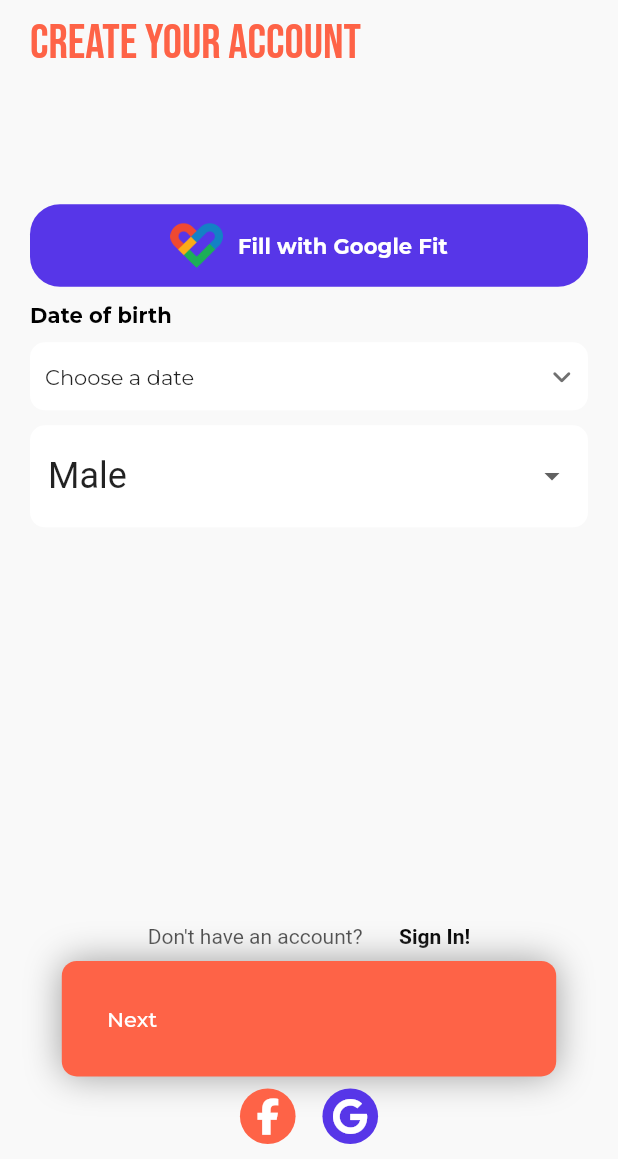
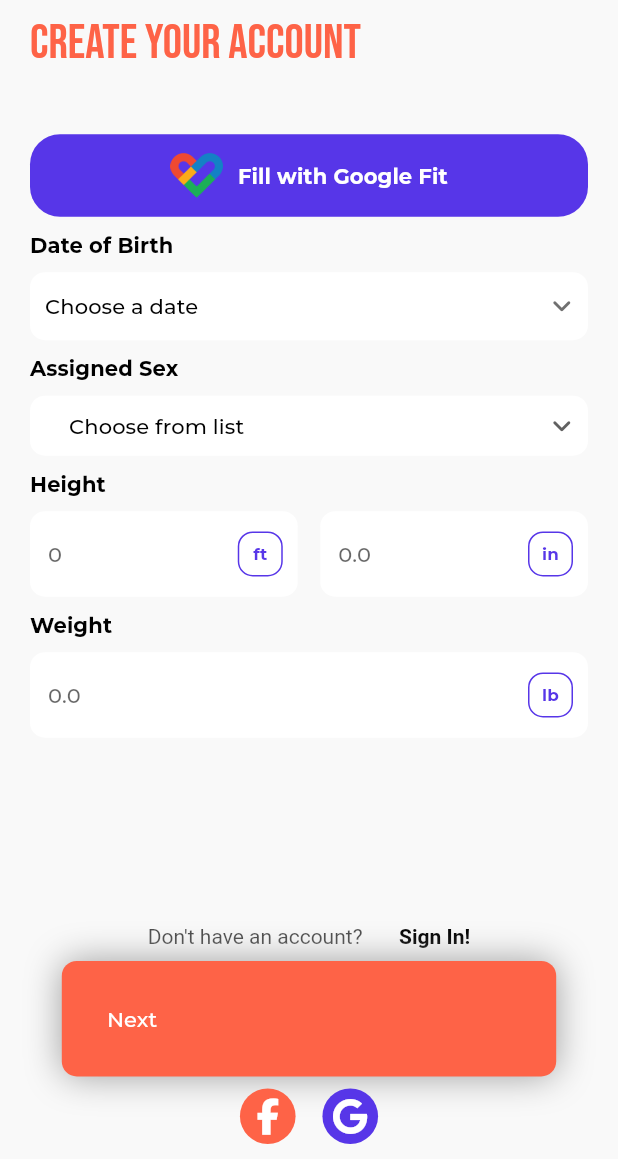
Before and after one commit to ColtonDevAcc/fitstack_app, a Flutter app: the SignUp_Page screen opened by its route, on a phone screen of 412 x 824 dp, the part 77-1236 px from its top. Run offline on Flutter 3.47's test engine with Material 2 defaults, Android fonts, the light colour scheme and no system bars; drawn by our look-alikes of dropdown_button2; our stand-ins replace auto_route, bloc, dot_navigation_bar, email_validator, equatable, firebase_analytics and 14 more; missing offline and left inert: device_info_plus_web, firebase_analytics_web, firebase_auth_web, firebase_core_web, firebase_performance_web, firebase_remote_config_web and 5 more; accounts and stored records are empty; network calls fail; statements that could not run were skipped.

Commit message:
fixed fill with health button

```diff
--- a/lib/presentation/signup/cubit/signup_cubit.dart
+++ b/lib/presentation/signup/cubit/signup_cubit.dart
@@ -59,13 +59,14 @@ class SignupCubit extends Cubit<SignupState> {
     );
   }
 
-  void healthDataChanged() async {
+  void healthDataChanged(List<HealthDataType>? healthDataTypeList) async {
     HealthFactory health = HealthFactory();
     List<HealthDataPoint> healthDataList = [];
     final now = DateTime.now();
     final yesterday = now.subtract(Duration(days: 1));
 
-    final types = [
+    final types = healthDataTypeList ??
+        [
           HealthDataType.STEPS,
           HealthDataType.BLOOD_GLUCOSE,
           HealthDataType.ACTIVE_ENERGY_BURNED,
@@ -84,22 +85,10 @@ class SignupCubit extends Cubit<SignupState> {
           HealthDataType.SLEEP_IN_BED,
         ];
 
-    final permissions = [
-      HealthDataAccess.READ_WRITE,
-      HealthDataAccess.READ_WRITE,
-      HealthDataAccess.READ_WRITE,
-      HealthDataAccess.READ_WRITE,
-      HealthDataAccess.READ_WRITE,
-      HealthDataAccess.READ_WRITE,
-      HealthDataAccess.READ_WRITE,
-      HealthDataAccess.READ_WRITE,
-      HealthDataAccess.READ_WRITE,
-      HealthDataAccess.READ_WRITE,
-      HealthDataAccess.READ_WRITE,
-      HealthDataAccess.READ_WRITE,
-      HealthDataAccess.READ_WRITE,
-      HealthDataAccess.READ_WRITE,
-    ];
+    List<HealthDataAccess> permissions = [];
+    types.forEach((element) {
+      permissions.add(HealthDataAccess.READ_WRITE);
+    });
 
     // The location permission is requested for Workouts using the Distance information.
     // await Permission.activityRecognition.request();
@@ -115,11 +104,26 @@ class SignupCubit extends Cubit<SignupState> {
             await health.getHealthDataFromTypes(yesterday, now, types);
         // save all the new data points (only the first 100)
         healthDataList.addAll((healthData.length < 100) ? healthData : healthData.sublist(0, 100));
-
         healthDataList = HealthFactory.removeDuplicates(healthDataList);
 
+        HealthDataPoint? healthDataWeight =
+            healthDataList.firstWhere((element) => element.type == HealthDataType.WEIGHT);
+        HealthDataPoint? healthDataHeight =
+            healthDataList.firstWhere((element) => element.type == HealthDataType.HEIGHT);
+
+        var height = double.tryParse(healthDataHeight.value.toString())! * 39.37007874;
+        var heightFt = (height / 12).floor();
+        var heightInch = (height % 12).round().toDouble();
+        var weight =
+            (double.tryParse(healthDataWeight.value.toString())! * 2.20462262185).roundToDouble();
+
         emit(
-          state.copyWith(healthData: healthDataList),
+          state.copyWith(
+            healthData: healthDataList,
+            weight: weight,
+            heightFt: heightFt,
+            heightInch: heightInch,
+          ),
         );
       } catch (error) {
         log("Exception in getHealthDataFromTypes: $error");
@@ -140,4 +144,20 @@ class SignupCubit extends Cubit<SignupState> {
   void dateOfBirthChanged(String dob) {
     emit(state.copyWith(dob: dob));
   }
+
+  void weightChanged(double? weight) {
+    emit(state.copyWith(weight: weight));
   }
+
+  void heightFtChanged(int? heightFt) {
+    emit(state.copyWith(heightFt: heightFt));
+  }
+
+  void heightInchChanged(double? heightInch) {
+    emit(state.copyWith(heightInch: heightInch));
+  }
+
+  void assignedSexChanged(AssignedSex assignedSex) {
+    emit(state.copyWith(assignedSex: assignedSex));
+  }
+}
--- a/lib/presentation/signup/cubit/signup_state.dart
+++ b/lib/presentation/signup/cubit/signup_state.dart
@@ -10,8 +10,16 @@ class SignupState extends Equatable {
   final List<GlobalKey<FormBuilderState>>? formKey;
   final int indexRange;
   final String dob;
+  final int heightFt;
+  final double heightInch;
+  final double weight;
+  final AssignedSex assignedSex;
 
   SignupState({
+    this.assignedSex = AssignedSex.Unknown,
+    this.heightInch = 0,
+    this.heightFt = 0,
+    this.weight = 0,
     this.dob = '',
     this.formKey,
     this.healthStatus = AppState.NO_DATA,
@@ -26,6 +34,10 @@ class SignupState extends Equatable {
   @override
   List<Object> get props => [
         formKey ?? [],
+        heightInch,
+        assignedSex,
+        heightFt,
+        weight,
         index,
         dob,
         username,
@@ -37,7 +49,11 @@ class SignupState extends Equatable {
       ];
 
   SignupState copyWith({
+    double? heightInch,
+    double? weight,
+    int? heightFt,
     String? dob,
+    AssignedSex? assignedSex,
     int? index,
     String? username,
     String? firstLastName,
@@ -47,6 +63,10 @@ class SignupState extends Equatable {
     List<GlobalKey<FormBuilderState>>? formKey,
   }) {
     return SignupState(
+      heightInch: heightInch ?? this.heightInch,
+      weight: weight ?? this.weight,
+      heightFt: heightFt ?? this.heightFt,
+      assignedSex: assignedSex ?? this.assignedSex,
       firstLastName: firstLastName ?? this.firstLastName,
       index: index ?? this.index,
       username: username ?? this.username,
@@ -69,3 +89,5 @@ enum AppState {
   DATA_NOT_ADDED,
   STEPS_READY,
 }
+
+enum AssignedSex { Male, Female, Unknown }
--- a/lib/presentation/signup/presentation/atoms/assigned_sex_button.dart
+++ b/lib/presentation/signup/presentation/atoms/assigned_sex_button.dart
@@ -1,49 +1,70 @@
+import 'package:FitStack/presentation/signup/cubit/signup_cubit.dart';
+import 'package:dropdown_button2/dropdown_button2.dart';
 import 'package:flutter/material.dart';
+import 'package:flutter_bloc/flutter_bloc.dart';
+import 'package:font_awesome_flutter/font_awesome_flutter.dart';
 
 class AssignedSexButton extends StatelessWidget {
   const AssignedSexButton({Key? key}) : super(key: key);
 
   @override
   Widget build(BuildContext context) {
+    return BlocBuilder<SignupCubit, SignupState>(
+      buildWhen: (previous, current) => previous.assignedSex != current.assignedSex,
+      builder: (context, state) {
         return Column(
+          mainAxisAlignment: MainAxisAlignment.start,
+          crossAxisAlignment: CrossAxisAlignment.start,
           children: [
+            Text(
+              'Assigned Sex',
+              style: Theme.of(context).textTheme.subtitle2!.copyWith(fontWeight: FontWeight.bold),
+            ),
+            SizedBox(height: 10),
             Container(
-          child: DropdownButtonFormField(
-            itemHeight: 50.0,
+              child: DropdownButtonHideUnderline(
+                child: DropdownButton2(
+                  value: state.assignedSex == AssignedSex.Unknown ? null : state.assignedSex,
+                  buttonPadding: EdgeInsets.all(10),
+                  itemHeight: 40,
+                  isDense: false,
                   isExpanded: true,
-            borderRadius: BorderRadius.circular(20),
-            decoration: InputDecoration(
-              hintText: "assigned sex",
-              border: OutlineInputBorder(
+                  buttonDecoration: BoxDecoration(
                     borderRadius: BorderRadius.circular(10),
-                borderSide: BorderSide.none,
+                    color: Theme.of(context).colorScheme.surface,
                   ),
-              focusedBorder: OutlineInputBorder(
-                borderRadius: BorderRadius.circular(10),
-                borderSide: BorderSide(color: Theme.of(context).colorScheme.secondary),
+                  iconSize: 15,
+                  hint: Text(
+                    'Choose from list',
+                    style: Theme.of(context).textTheme.subtitle2,
                   ),
-              filled: true,
-              fillColor: Theme.of(context).colorScheme.surface,
-            ),
+                  icon: Icon(FontAwesomeIcons.angleDown),
                   items: [
                     DropdownMenuItem(
                       enabled: true,
                       child: Text(
                         'Male',
+                        style: Theme.of(context).textTheme.subtitle2,
                       ),
-                value: 1,
+                      value: AssignedSex.Male,
                     ),
                     DropdownMenuItem(
                       enabled: true,
-                child: Text('Female'),
-                value: 2,
+                      child: Text(
+                        'Female',
+                        style: Theme.of(context).textTheme.subtitle2,
                       ),
-            ].toList(),
-            onChanged: (dynamic value) {},
-            value: 1,
+                      value: AssignedSex.Female,
+                    ),
+                  ],
+                  onChanged: (dynamic value) =>
+                      BlocProvider.of<SignupCubit>(context).assignedSexChanged(value),
+                ),
               ),
             ),
           ],
         );
+      },
+    );
   }
 }
--- a/lib/presentation/signup/presentation/atoms/dateofbirth_button_widget.dart
+++ b/lib/presentation/signup/presentation/atoms/dateofbirth_button.dart
@@ -5,8 +5,8 @@ import 'package:font_awesome_flutter/font_awesome_flutter.dart';
 import 'package:syncfusion_flutter_datepicker/datepicker.dart';
 import 'package:intl/intl.dart';
 
-class DateOfBirthButtonWidget extends StatelessWidget {
-  const DateOfBirthButtonWidget({Key? key}) : super(key: key);
+class DateOfBirthButton extends StatelessWidget {
+  const DateOfBirthButton({Key? key}) : super(key: key);
 
   @override
   Widget build(BuildContext context) {
@@ -32,7 +32,6 @@ class DateOfBirthButtonWidget extends StatelessWidget {
                             onSelectionChanged: (date) {
                               String _date =
                                   DateFormat('dd, MMMM yyyy').format(date.value).toString();
-
                               BlocProvider.of<SignupCubit>(context).dateOfBirthChanged(_date);
                             },
                             onCancel: () => Navigator.pop(context),
@@ -60,7 +59,7 @@ class DateOfBirthButtonWidget extends StatelessWidget {
             crossAxisAlignment: CrossAxisAlignment.start,
             children: [
               Text(
-                'Date of birth',
+                'Date of Birth',
                 style: Theme.of(context).textTheme.subtitle2!.copyWith(fontWeight: FontWeight.bold),
               ),
               SizedBox(height: 10),
@@ -76,6 +75,7 @@ class DateOfBirthButtonWidget extends StatelessWidget {
                   children: [
                     Text(
                       state.dob == "" ? 'Choose a date' : "${state.dob}",
+                      style: Theme.of(context).textTheme.subtitle2,
                     ),
                     if (state.dob == "") Icon(FontAwesomeIcons.angleDown, size: 15),
                   ],
--- /dev/null
+++ b/lib/presentation/signup/presentation/atoms/height_textfield.dart
@@ -0,0 +1,114 @@
+import 'package:FitStack/presentation/signup/cubit/signup_cubit.dart';
+import 'package:flutter/material.dart';
+import 'package:flutter_bloc/flutter_bloc.dart';
+
+class HeightTextfield extends StatelessWidget {
+  const HeightTextfield({Key? key}) : super(key: key);
+
+  @override
+  Widget build(BuildContext context) {
+    return BlocBuilder<SignupCubit, SignupState>(
+      buildWhen: (previous, current) =>
+          previous.heightFt != current.heightFt || previous.heightInch != current.heightInch,
+      builder: (context, state) {
+        return Column(
+          crossAxisAlignment: CrossAxisAlignment.start,
+          children: [
+            Text(
+              'Height',
+              style: Theme.of(context).textTheme.subtitle2!.copyWith(fontWeight: FontWeight.bold),
+            ),
+            SizedBox(height: 10),
+            Row(
+              children: [
+                Expanded(
+                  child: TextFormField(
+                    onChanged: (value) => BlocProvider.of<SignupCubit>(context)
+                        .heightFtChanged(int.tryParse(value) ?? 0),
+                    style: Theme.of(context).textTheme.subtitle2,
+                    decoration: InputDecoration(
+                      hintText: "${state.heightFt}",
+                      suffixIconConstraints: BoxConstraints(maxHeight: 30, maxWidth: 40),
+                      suffixIcon: Padding(
+                        padding: const EdgeInsets.only(right: 10),
+                        child: Container(
+                          padding: EdgeInsets.fromLTRB(5, 2, 5, 2),
+                          decoration: BoxDecoration(
+                            borderRadius: BorderRadius.circular(10),
+                            border: Border.all(color: Theme.of(context).colorScheme.secondary),
+                          ),
+                          child: Center(
+                            child: Text(
+                              "ft",
+                              textScaleFactor: .8,
+                              style: Theme.of(context).textTheme.subtitle2!.copyWith(
+                                    color: Theme.of(context).colorScheme.secondary,
+                                    fontWeight: FontWeight.bold,
+                                  ),
+                            ),
+                          ),
+                        ),
+                      ),
+                      border: OutlineInputBorder(
+                        borderRadius: BorderRadius.circular(10),
+                        borderSide: BorderSide.none,
+                      ),
+                      focusedBorder: OutlineInputBorder(
+                        borderRadius: BorderRadius.circular(10),
+                        borderSide: BorderSide(color: Theme.of(context).colorScheme.secondary),
+                      ),
+                      filled: true,
+                      fillColor: Theme.of(context).colorScheme.surface,
+                    ),
+                  ),
+                ),
+                SizedBox(width: 15),
+                Expanded(
+                  child: TextFormField(
+                    onChanged: (value) => BlocProvider.of<SignupCubit>(context)
+                        .heightInchChanged(double.tryParse(value) ?? 0),
+                    style: Theme.of(context).textTheme.subtitle2,
+                    decoration: InputDecoration(
+                      hintText: "${state.heightInch}",
+                      suffixIconConstraints: BoxConstraints(maxHeight: 30, maxWidth: 40),
+                      suffixIcon: Padding(
+                        padding: const EdgeInsets.only(right: 10),
+                        child: Container(
+                          padding: EdgeInsets.fromLTRB(5, 2, 5, 2),
+                          decoration: BoxDecoration(
+                            borderRadius: BorderRadius.circular(10),
+                            border: Border.all(color: Theme.of(context).colorScheme.secondary),
+                          ),
+                          child: Center(
+                            child: Text(
+                              "in",
+                              textScaleFactor: .8,
+                              style: Theme.of(context).textTheme.subtitle2!.copyWith(
+                                    color: Theme.of(context).colorScheme.secondary,
+                                    fontWeight: FontWeight.bold,
+                                  ),
+                            ),
+                          ),
+                        ),
+                      ),
+                      border: OutlineInputBorder(
+                        borderRadius: BorderRadius.circular(10),
+                        borderSide: BorderSide.none,
+                      ),
+                      focusedBorder: OutlineInputBorder(
+                        borderRadius: BorderRadius.circular(10),
+                        borderSide: BorderSide(color: Theme.of(context).colorScheme.secondary),
+                      ),
+                      filled: true,
+                      fillColor: Theme.of(context).colorScheme.surface,
+                    ),
+                  ),
+                ),
+              ],
+            )
+          ],
+        );
+      },
+    );
+  }
+}
--- a/lib/presentation/signup/presentation/atoms/plat_health_fill_button.dart
+++ b/lib/presentation/signup/presentation/atoms/plat_health_fill_button.dart
@@ -1,6 +1,9 @@
 import 'dart:io';
 
+import 'package:FitStack/presentation/signup/cubit/signup_cubit.dart';
 import 'package:flutter/material.dart';
+import 'package:flutter_bloc/flutter_bloc.dart';
+import 'package:health/health.dart';
 
 class PlatHealthFillButton extends StatelessWidget {
   const PlatHealthFillButton({Key? key}) : super(key: key);
@@ -8,7 +11,15 @@ class PlatHealthFillButton extends StatelessWidget {
   @override
   Widget build(BuildContext context) {
     bool platform = Platform.isAndroid;
-    return Container(
+    return BlocBuilder<SignupCubit, SignupState>(
+      buildWhen: (previous, current) => previous.healthData != current.healthData,
+      builder: (context, state) {
+        return GestureDetector(
+          onTap: () {
+            BlocProvider.of<SignupCubit>(context)
+                .healthDataChanged([HealthDataType.WEIGHT, HealthDataType.HEIGHT]);
+          },
+          child: Container(
             padding: EdgeInsets.all(10),
             height: 55,
             decoration: BoxDecoration(
@@ -30,6 +41,9 @@ class PlatHealthFillButton extends StatelessWidget {
                 ),
               ],
             ),
+          ),
+        );
+      },
     );
   }
 }
--- a/lib/presentation/signup/presentation/atoms/signup_focused_button.dart
+++ b/lib/presentation/signup/presentation/atoms/signup_focused_button.dart
@@ -20,7 +20,13 @@ class SignUp_Focused_Button_Widget extends StatelessWidget {
       builder: (context, state) {
         return TextButton(
           onPressed: () {
-            BlocProvider.of<SignupCubit>(context).changePage(state.index + 1);
+            if (state.index == 0 &&
+                state.dob != "" &&
+                state.assignedSex != AssignedSex.Unknown &&
+                state.heightFt != 0 &&
+                state.weight != 0.0) {
+              BlocProvider.of<SignupCubit>(context).changePage(state.index + 1);
+            }
           },
           child: AnimatedContainer(
             decoration: BoxDecoration(
--- /dev/null
+++ b/lib/presentation/signup/presentation/atoms/weight_textfield.dart
@@ -0,0 +1,69 @@
+import 'dart:developer';
+
+import 'package:FitStack/presentation/signup/cubit/signup_cubit.dart';
+import 'package:flutter/material.dart';
+import 'package:flutter_bloc/flutter_bloc.dart';
+
+class WeightTextfield extends StatelessWidget {
+  const WeightTextfield({Key? key}) : super(key: key);
+
+  @override
+  Widget build(BuildContext context) {
+    return BlocBuilder<SignupCubit, SignupState>(
+      buildWhen: (previous, current) => previous.weight != current.weight,
+      builder: (context, state) {
+        return Column(
+          mainAxisAlignment: MainAxisAlignment.start,
+          crossAxisAlignment: CrossAxisAlignment.start,
+          children: [
+            Text(
+              'Weight',
+              style: Theme.of(context).textTheme.subtitle2!.copyWith(fontWeight: FontWeight.bold),
+            ),
+            SizedBox(height: 10),
+            TextFormField(
+              keyboardType: TextInputType.number,
+              onChanged: (value) =>
+                  BlocProvider.of<SignupCubit>(context).weightChanged(double.tryParse(value) ?? 0),
+              style: Theme.of(context).textTheme.subtitle2,
+              decoration: InputDecoration(
+                hintText: "${state.weight}",
+                suffixIconConstraints: BoxConstraints(maxHeight: 30, maxWidth: 40),
+                suffixIcon: Padding(
+                  padding: const EdgeInsets.only(right: 10),
+                  child: Container(
+                    padding: EdgeInsets.fromLTRB(5, 2, 5, 2),
+                    decoration: BoxDecoration(
+                      borderRadius: BorderRadius.circular(10),
+                      border: Border.all(color: Theme.of(context).colorScheme.secondary),
+                    ),
+                    child: Center(
+                      child: Text(
+                        "lb",
+                        textScaleFactor: .8,
+                        style: Theme.of(context).textTheme.subtitle2!.copyWith(
+                              color: Theme.of(context).colorScheme.secondary,
+                              fontWeight: FontWeight.bold,
+                            ),
+                      ),
+                    ),
+                  ),
+                ),
+                border: OutlineInputBorder(
+                  borderRadius: BorderRadius.circular(10),
+                  borderSide: BorderSide.none,
+                ),
+                focusedBorder: OutlineInputBorder(
+                  borderRadius: BorderRadius.circular(10),
+                  borderSide: BorderSide(color: Theme.of(context).colorScheme.secondary),
+                ),
+                filled: true,
+                fillColor: Theme.of(context).colorScheme.surface,
+              ),
+            ),
+          ],
+        );
+      },
+    );
+  }
+}
--- a/lib/presentation/signup/presentation/molecules/basic_info_form.dart
+++ b/lib/presentation/signup/presentation/molecules/basic_info_form.dart
@@ -1,7 +1,9 @@
 import 'package:FitStack/presentation/signup/cubit/signup_cubit.dart';
 import 'package:FitStack/presentation/signup/presentation/atoms/assigned_sex_button.dart';
-import 'package:FitStack/presentation/signup/presentation/atoms/dateofbirth_button_widget.dart';
+import 'package:FitStack/presentation/signup/presentation/atoms/dateofbirth_button.dart';
+import 'package:FitStack/presentation/signup/presentation/atoms/height_textfield.dart';
 import 'package:FitStack/presentation/signup/presentation/atoms/plat_health_fill_button.dart';
+import 'package:FitStack/presentation/signup/presentation/atoms/weight_textfield.dart';
 import 'package:FitStack/presentation/signup/presentation/molecules/signup_header_widget.dart';
 import 'package:auto_route/auto_route.dart';
 import 'package:flutter/gestures.dart';
@@ -46,9 +48,13 @@ class _BasicInfoFormState extends State<BasicInfoForm> {
                     Spacer(flex: 1),
                     PlatHealthFillButton(),
                     SizedBox(height: 10),
-                    DateOfBirthButtonWidget(),
+                    DateOfBirthButton(),
                     SizedBox(height: 10),
                     AssignedSexButton(),
+                    SizedBox(height: 10),
+                    HeightTextfield(),
+                    SizedBox(height: 10),
+                    WeightTextfield(),
                     Spacer(flex: 3),
                   ],
                 ),
--- a/lib/presentation/signup/presentation/molecules/signup_statistics_widget.dart
+++ b/lib/presentation/signup/presentation/molecules/signup_statistics_widget.dart
@@ -1,5 +1,3 @@
-import 'dart:developer';
-
 import 'package:FitStack/presentation/signup/cubit/signup_cubit.dart';
 import 'package:FitStack/presentation/signup/presentation/atoms/signup_stats_card_widget.dart';
 import 'package:flutter/material.dart';
@@ -14,7 +12,7 @@ class signUp_Statistics_Widget extends StatelessWidget {
       buildWhen: (previous, current) => previous.healthData != current.healthData,
       builder: (context, state) {
         if (state.healthData == null) {
-          BlocProvider.of<SignupCubit>(context).healthDataChanged();
+          BlocProvider.of<SignupCubit>(context).healthDataChanged(null);
         }
         return Expanded(
           child: GestureDetector(
--- a/pubspec.yaml
+++ b/pubspec.yaml
@@ -28,7 +28,7 @@ dependencies:
   carousel_slider: ^4.1.1
   syncfusion_flutter_charts: ^20.2.39
   syncfusion_flutter_datepicker: ^20.2.39
-  drop_down_list: ^0.0.2
+  dropdown_button2: ^1.6.3
 
   #auth
   google_sign_in: ^5.3.3
```
Lines whose indentation alone changed are shown as unchanged.
